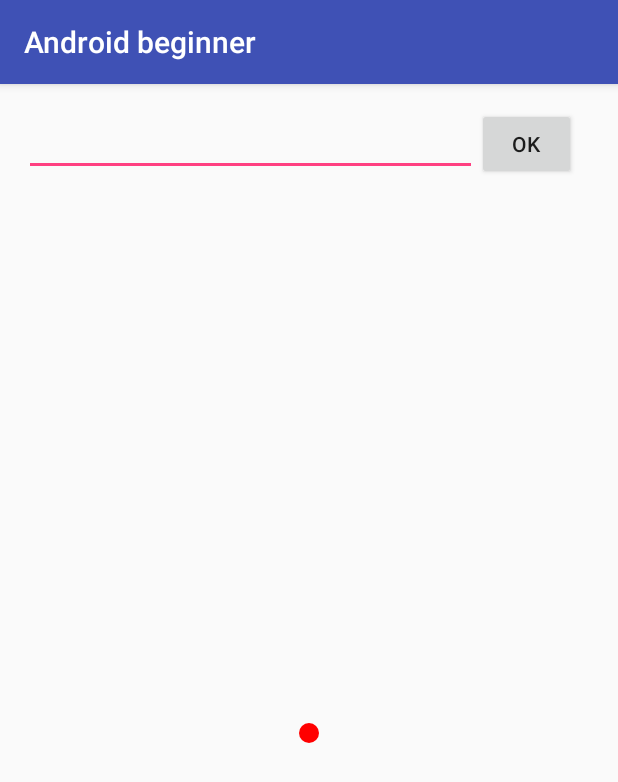
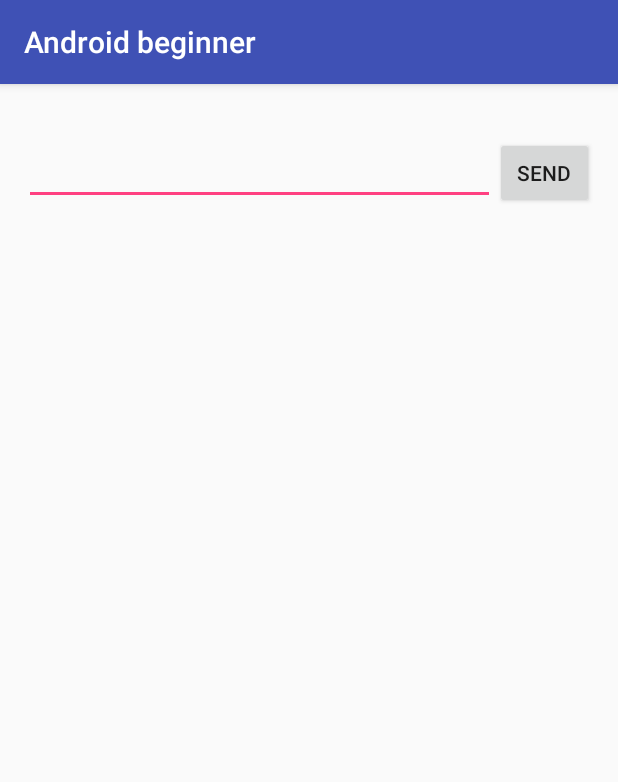
Before and after one commit to schn27/androidbeginer, an Android app: the screen it shows after launch (MainActivity), on a phone screen of 412 x 824 dp. Shown: the top 782 px of the screen. Run offline under Robolectric (Android 15) with nearby library versions, the phone set to English and light mode, and no system bars.

Commit message:
first working prototype of usb terminal

```diff
--- a/app/build.gradle
+++ b/app/build.gradle
@@ -6,7 +6,7 @@ android {
 
     defaultConfig {
         applicationId "luft27.androidbeginner"
-        minSdkVersion 10
+        minSdkVersion 12
         targetSdkVersion 23
         versionCode 1
         versionName "1.0"
--- a/app/src/main/AndroidManifest.xml
+++ b/app/src/main/AndroidManifest.xml
@@ -1,6 +1,8 @@
 <?xml version="1.0" encoding="utf-8"?>
 <manifest xmlns:android="http://schemas.android.com/apk/res/android"
 	package="luft27.androidbeginner">
+
+	<uses-feature android:name="android.hardware.usb.host" />
 
 	<application
 		android:allowBackup="true"
@@ -11,9 +13,11 @@
 		<activity android:name="luft27.androidbeginner.MainActivity">
 			<intent-filter>
 				<action android:name="android.intent.action.MAIN" />
-
+                <action android:name="android.hardware.usb.action.USB_DEVICE_ATTACHED" />
 				<category android:name="android.intent.category.LAUNCHER" />
 			</intent-filter>
+            <meta-data android:name="android.hardware.usb.action.USB_DEVICE_ATTACHED"
+                android:resource="@xml/device_filter" />
 		</activity>
 	</application>
 
--- a/app/src/main/res/layout/activity_main.xml
+++ b/app/src/main/res/layout/activity_main.xml
@@ -14,39 +14,44 @@
     <LinearLayout
         android:orientation="horizontal"
         android:layout_width="match_parent"
+        android:layout_height="wrap_content">
+
+        <TextView
+            android:layout_width="match_parent"
+            android:layout_height="wrap_content"
+            android:id="@+id/status" />
+    </LinearLayout>
+
+    <LinearLayout
+        android:orientation="horizontal"
+        android:layout_width="match_parent"
         android:layout_height="wrap_content"
         android:weightSum="1">
 
         <EditText
-            android:layout_width="244dp"
+            android:layout_width="0dp"
             android:layout_height="wrap_content"
-            android:inputType="textPersonName"
-            android:ems="10"
-            android:id="@+id/name"
-            android:enabled="true"
-            android:focusable="true"
-            android:layout_weight="0.83" />
+            android:id="@+id/consoleInput"
+            android:layout_weight="1" />
 
         <Button
             android:layout_width="66dp"
             android:layout_height="wrap_content"
-            android:text="@string/ok"
-            android:id="@+id/button"
-            android:singleLine="true"
-            android:onClick="onOk" />
+            android:text="@string/send"
+            android:id="@+id/buttonSend"
+            android:singleLine="true" />
     </LinearLayout>
 
-    <TextView
-        android:layout_width="wrap_content"
-        android:layout_height="wrap_content"
-        android:textAppearance="?android:attr/textAppearanceLarge"
-        android:id="@+id/message"
-        android:layout_gravity="center_horizontal"
-        android:paddingTop="20dp" />
+    <ScrollView
+        android:layout_width="fill_parent"
+        android:layout_height="fill_parent"
+        android:id="@+id/scrollView"
+        android:fillViewport="true" >
 
-    <luft27.androidbeginner.GameView
-        android:layout_width="wrap_content"
-        android:layout_height="wrap_content"
-        android:id="@+id/gameView" />
+        <TextView
+            android:layout_width="wrap_content"
+            android:layout_height="wrap_content"
+            android:id="@+id/consoleOutput" />
+    </ScrollView>
 
 </LinearLayout>
--- a/app/src/main/res/values/strings.xml
+++ b/app/src/main/res/values/strings.xml
@@ -1,4 +1,4 @@
 <resources>
     <string name="app_name">Android beginner</string>
-    <string name="ok">OK</string>
+    <string name="send">Send</string>
 </resources>
--- /dev/null
+++ b/app/src/main/res/xml/device_filter.xml
@@ -0,0 +1,4 @@
+<?xml version="1.0" encoding="utf-8"?>
+<resources>
+	<usb-device vendor-id="9900" product-id="17" />
+</resources>
```
Also changed, not shown: app/src/main/java/luft27/androidbeginner/MainActivity.java (+192 -5 lines). Lines whose indentation alone changed are shown as unchanged.
